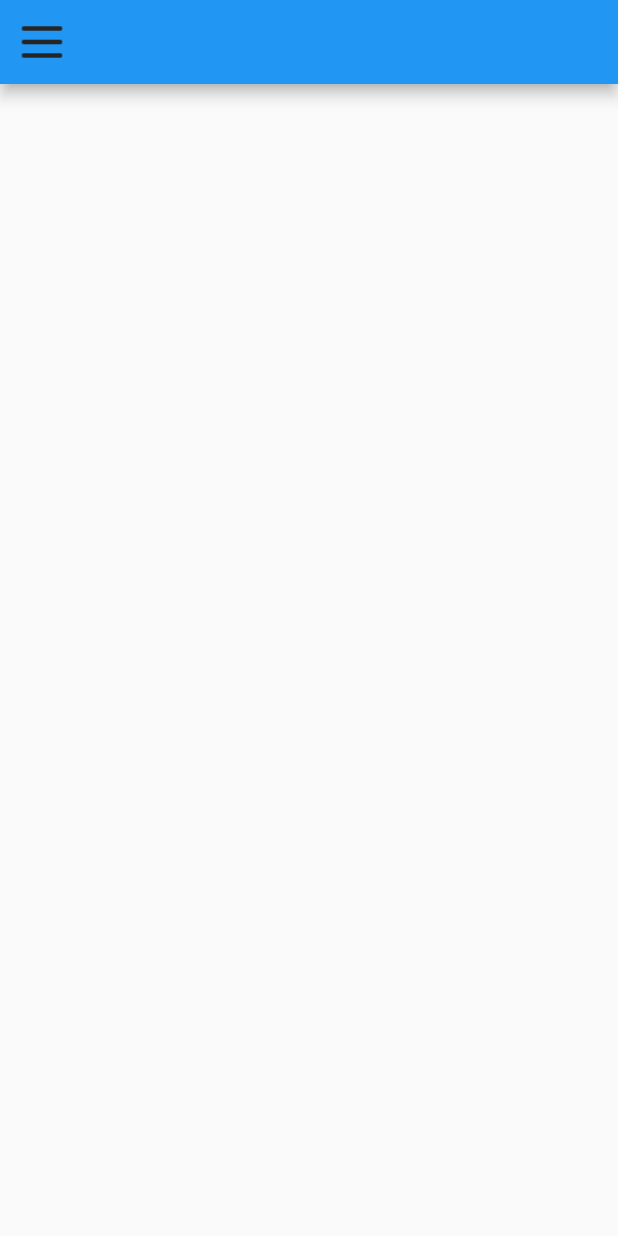
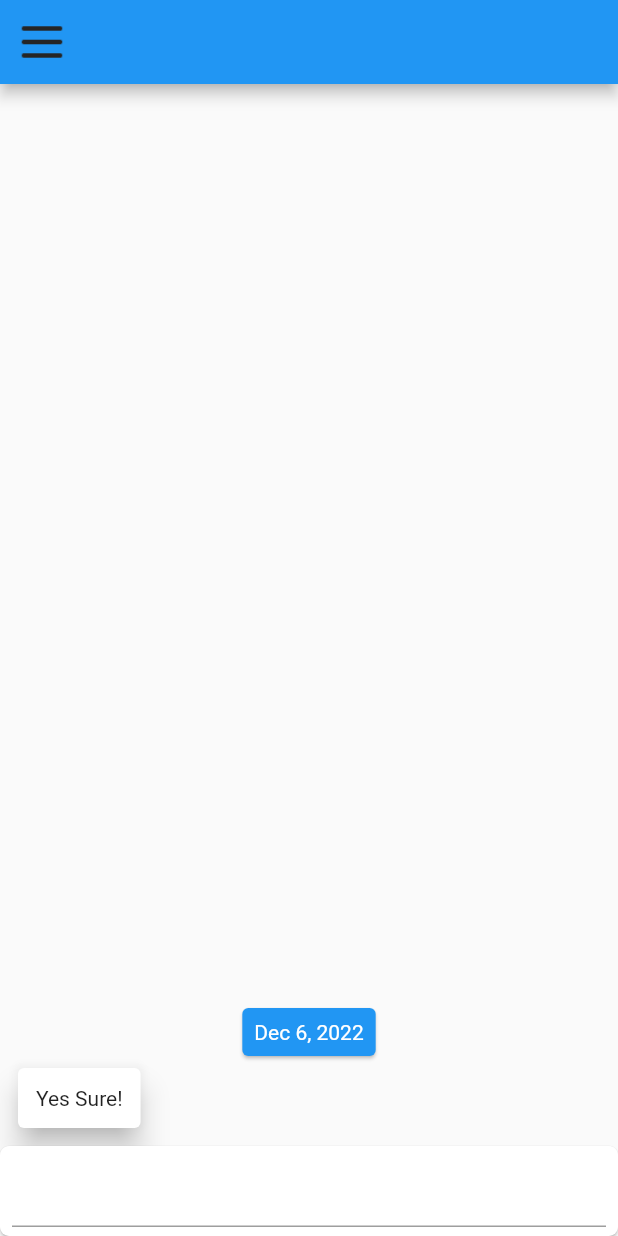
Before and after one commit to eunhachingu/mentasia, a Flutter app: the ChatScreen screen opened directly, on a phone screen of 412 x 824 dp. Run offline on Flutter 3.47's test engine with Material 2 defaults, Android fonts, the phone set to English and light mode, and no system bars; drawn by our look-alikes of bubble, grouped_list; our stand-ins replace cloud_firestore, firebase_auth, firebase_core, get, google_fonts, shared_preferences; accounts and stored records are empty.

Commit message:
added chat

```diff
--- /dev/null
+++ b/lib/models/message.dart
@@ -0,0 +1,7 @@
+class Message {
+    final String text;
+    final DateTime date;
+    final bool isSentByMe;
+
+    const Message({required this.text, required this.date, required  this.isSentByMe});
+}
--- a/lib/routing/route_generator.dart
+++ b/lib/routing/route_generator.dart
@@ -19,6 +19,6 @@ class RoutesClass {
   static String getSplashRoute() => RoutesList.splash;
 
   static List<GetPage> routes = [
-    GetPage(name: RoutesList.splash, page: () => SplashScreen()),
+    GetPage(name: RoutesList.splash, page: () => ChatScreen()),
   ];
 }
--- a/lib/screens/chat_screen.dart
+++ b/lib/screens/chat_screen.dart
@@ -1,8 +1,12 @@
+import 'package:bubble/bubble.dart';
 import 'package:flutter/material.dart';
 import 'package:get/get.dart';
+import 'package:grouped_list/grouped_list.dart';
+import 'package:intl/intl.dart';
 import 'package:mentasia/screens/settings/settings_screen.dart';
 
 import '../constants/image_strings.dart';
+import '../models/message.dart';
 import '../routing/route_generator.dart';
 
 class ChatScreen extends StatefulWidget {
@@ -13,6 +17,15 @@ class ChatScreen extends StatefulWidget {
 }
 
 class _ChatScreenState extends State<ChatScreen> {
+  List<Message> messages = [
+    Message(
+      text: "Yes Sure!",
+      date: DateTime.now().subtract(
+        Duration(minutes: 1),
+      ),
+      isSentByMe: false,
+    )
+  ];
   @override
   Widget build(BuildContext context) {
     return SafeArea(
@@ -30,7 +43,66 @@ class _ChatScreenState extends State<ChatScreen> {
           ),
         ),
         body: Column(
-          children: [],
+          children: [
+            Expanded(
+              child: GroupedListView<Message, DateTime>(
+                padding: EdgeInsets.all(8),
+                reverse: true,
+                order: GroupedListOrder.DESC,
+                useStickyGroupSeparators: true,
+                floatingHeader: true,
+                elements: messages,
+                groupBy: (message) => DateTime(
+                  message.date.year,
+                  message.date.month,
+                  message.date.day,
+                ),
+                groupHeaderBuilder: (Message message) => SizedBox(
+                  height: 40,
+                  child: Center(
+                    child: Card(
+                      color: Theme.of(context).primaryColor,
+                      child: Padding(
+                        padding: EdgeInsets.all(8),
+                        child: Text(
+                          DateFormat.yMMMd().format(message.date),
+                          style: TextStyle(color: Colors.white),
+                        ),
+                      ),
+                    ),
+                  ),
+                ),
+                itemBuilder: (context, Message message) => Align(
+                  alignment: message.isSentByMe
+                      ? Alignment.centerRight
+                      : Alignment.centerLeft,
+                  child: Card(
+                    elevation: 8,
+                    child: Padding(
+                      padding: EdgeInsets.all(12),
+                      child: Text(message.text),
+                    ),
+                  ),
+                ),
+              ),
+            ),
+            Bubble(
+              child: TextField(
+                style: Theme.of(context).textTheme.bodySmall,
+                onSubmitted: (text) {
+                  final message = Message(
+                    text: text,
+                    date: DateTime.now(),
+                    isSentByMe: true,
+                  );
+
+                  setState(() {
+                    messages.add(message);
+                  });
+                },
+              ),
+            ),
+          ],
         ),
       ),
     );
--- a/pubspec.yaml
+++ b/pubspec.yaml
@@ -43,6 +43,9 @@ dependencies:
   firebase_auth: ^4.1.5
   cloud_firestore: ^4.1.0
   flutterfire_cli: ^0.2.7
+  grouped_list: ^5.1.2
+  intl: ^0.17.0
+  bubble: ^1.2.1
 
 dev_dependencies:
   flutter_test:
```
Also changed, not shown: pubspec.lock.
